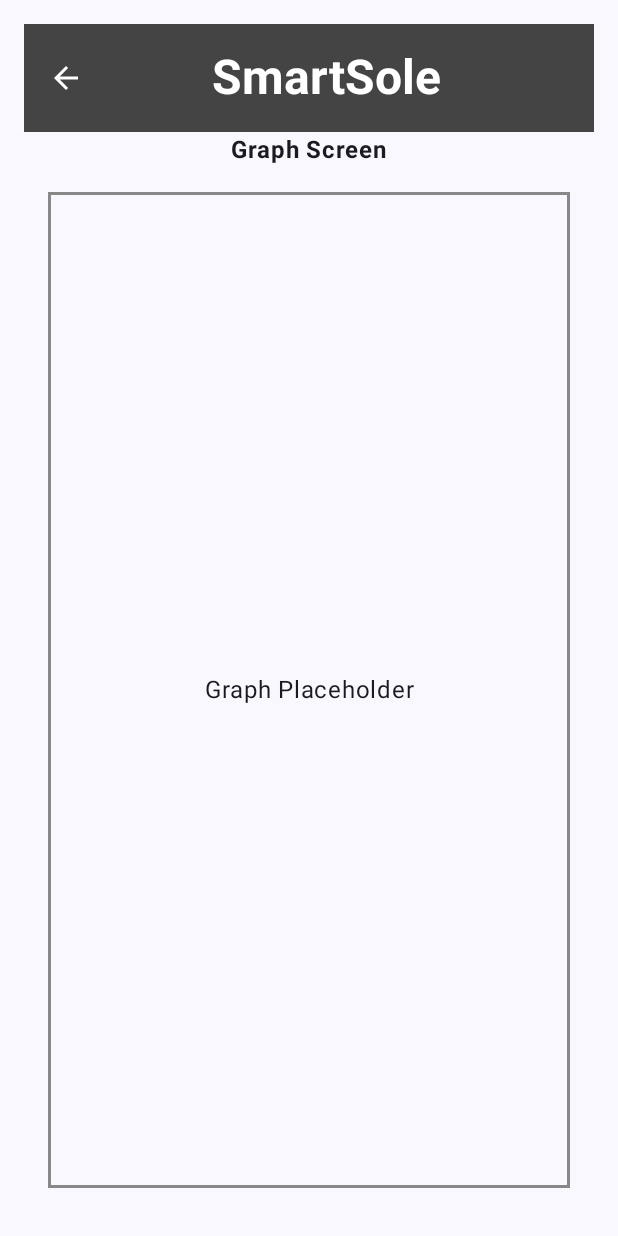
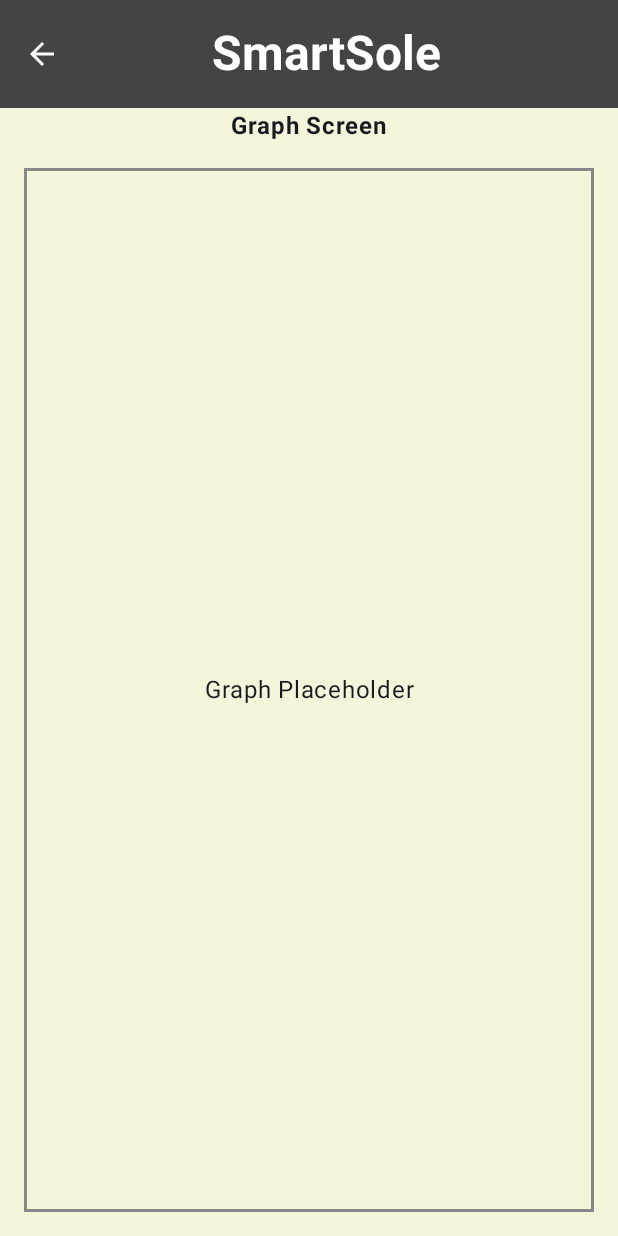
Before and after one commit to engineeralison/SmartSole, an Android app built with Jetpack Compose: the GraphScreen screen opened through its navigation route, on a phone screen of 412 x 824 dp. Run offline under Robolectric (Android 15) with nearby library versions, the phone set to English and light mode, and no system bars.

```diff
--- /dev/null
+++ b/app/src/main/java/com/example/smartsole/DataCollection.kt
@@ -0,0 +1 @@
+package com.example.smartsole
--- a/app/src/main/java/com/example/smartsole/GraphScreen.kt
+++ b/app/src/main/java/com/example/smartsole/GraphScreen.kt
@@ -1,5 +1,6 @@
 package com.example.smartsole
 
+import androidx.compose.foundation.background
 import androidx.compose.foundation.layout.Arrangement
 import androidx.compose.foundation.layout.Column
 import androidx.compose.foundation.layout.fillMaxSize
@@ -11,6 +12,7 @@ import androidx.compose.ui.Modifier
 import androidx.compose.ui.text.font.FontWeight
 import androidx.compose.ui.unit.dp
 import com.example.smartsole.Header
+import com.example.smartsole.ui.theme.Beige
 
 /*
 * This code uses the `Header` composable and the `Graph` composable.
@@ -22,9 +24,8 @@ fun GraphScreen(onBackClicked: () -> Unit, modifier: Modifier = Modifier) {
     Column(
         modifier = modifier
             .fillMaxSize()
-            .padding(16.dp),
-        horizontalAlignment = Alignment.CenterHorizontally,
-        verticalArrangement = Arrangement.Top
+            .background(Beige),
+        horizontalAlignment = Alignment.CenterHorizontally
     ) {
         Header(onBackClicked = onBackClicked)
         Text(text = "Graph Screen", fontWeight = FontWeight.Bold)
--- a/app/src/main/java/com/example/smartsole/LandingScreen.kt
+++ b/app/src/main/java/com/example/smartsole/LandingScreen.kt
@@ -1,72 +1,83 @@
 package com.example.smartsole
 
 import androidx.compose.foundation.Image
-import androidx.compose.foundation.layout.Arrangement
-import androidx.compose.foundation.layout.Column
-import androidx.compose.foundation.layout.Spacer
-import androidx.compose.foundation.layout.fillMaxSize
-import androidx.compose.foundation.layout.fillMaxWidth
-import androidx.compose.foundation.layout.padding
+import androidx.compose.material3.*
+import androidx.compose.foundation.background
+import androidx.compose.foundation.layout.*
 import androidx.compose.material3.Button
+import androidx.compose.material3.ButtonDefaults
 import androidx.compose.material3.MaterialTheme
 import androidx.compose.material3.Text
 import androidx.compose.runtime.Composable
 import androidx.compose.ui.Alignment
 import androidx.compose.ui.Modifier
+import androidx.compose.ui.graphics.Color
+import androidx.compose.ui.layout.ContentScale
 import androidx.compose.ui.res.painterResource
 import androidx.compose.ui.res.stringResource
 import androidx.compose.ui.text.font.FontWeight
+import androidx.compose.ui.text.style.TextAlign
 import androidx.compose.ui.unit.dp
 import com.example.smartsole.Header
+import com.example.smartsole.ui.theme.Beige
 
 @Composable
 fun LandingScreen(
-    onViewPressurePlotClicked: () -> Unit,
-    onViewPressureDataClicked: () -> Unit,
+    onGetStartedClicked: () -> Unit, // Changed parameter name
     modifier: Modifier = Modifier
 ) {
     Column(
         modifier = modifier
             .fillMaxSize()
-            .padding(16.dp),
-        horizontalAlignment = Alignment.CenterHorizontally,
-        verticalArrangement = Arrangement.Center
-    ) {
-        Header()
-
-        Spacer(modifier = Modifier.padding(16.dp))
-
-        Text(
-            text = "Welcome User!",
-            style = MaterialTheme.typography.headlineMedium,
-            fontWeight = FontWeight.Bold
+            .background(Beige), // Apply the beige background
+        horizontalAlignment = Alignment.CenterHorizontally
+    )  {
+        // Image filling the top half
+        Image(
+            painter = painterResource(id = R.drawable.icon), // Assuming your image is named smartsole
+            contentDescription = stringResource(R.string.icon_description),
+            modifier = Modifier
+                .fillMaxWidth()
+                .weight(0.6f), // Make image fill 60% of parent height
+            contentScale = ContentScale.Crop // Crop the image to fill the bounds
         )
 
-        Spacer(modifier = Modifier.padding(16.dp))
-        Image(
-            painter = painterResource(id = R.drawable.footprint),
-            contentDescription = stringResource(R.string.footprint_description)
-        )
-        Spacer(modifier = Modifier.padding(16.dp))
-
-        Button(
-            onClick = onViewPressurePlotClicked,
+        // Content below the image
+        Column(
             modifier = Modifier
                 .fillMaxWidth()
-                .padding(16.dp) // Added padding and fillMaxWidth
+                .weight(0.40f) // Content fills the bottom 50%
+                .padding(16.dp),
+            horizontalAlignment = Alignment.CenterHorizontally,
+            verticalArrangement = Arrangement.SpaceEvenly // Distribute space evenly
         ) {
-            Text(text = "View Pressure Plot", style = MaterialTheme.typography.headlineSmall) // Added a style
-        }
+            // "Welcome to Smart Sole" title
+            Text(
+                text = "Welcome to Smart Sole",
+                style = MaterialTheme.typography.headlineLarge,
+                fontWeight = FontWeight.Bold,
+                textAlign = TextAlign.Center,
+                modifier = Modifier.padding(bottom = 4.dp)
+            )
 
-        Spacer(modifier = Modifier.padding(8.dp))
+            // Mini description
+            Text(
+                text = "Your real-time foot movement companion. Track pressure, optimize your gait, and prevent injury.",
+                style = MaterialTheme.typography.bodyMedium,
+                textAlign = TextAlign.Center,
+                modifier = Modifier.padding(bottom = 4.dp)
+            )
 
-        Button(
-            onClick = onViewPressureDataClicked,
-            modifier = Modifier
-                .fillMaxWidth()
-                .padding(16.dp) // Added padding and fillMaxWidth
-        ) {
-            Text(text = "View Pressure Data", style = MaterialTheme.typography.headlineSmall) // Added a style
+            // "Get Started" button
+            Button(
+                onClick = onGetStartedClicked,
+                modifier = Modifier
+                    .fillMaxWidth()
+                    .height(56.dp), // Give the button a fixed height
+                colors = ButtonDefaults.buttonColors(containerColor = Color.Black) // Black background
+            ) {
+                Text("Get Started", color = Color.White) // White text
+            }
         }
     }
 }
--- a/app/src/main/java/com/example/smartsole/Navigation.kt
+++ b/app/src/main/java/com/example/smartsole/Navigation.kt
@@ -5,32 +5,45 @@ import androidx.navigation.compose.NavHost
 import androidx.navigation.compose.composable
 import androidx.navigation.compose.rememberNavController
 
-// Below are the current three different screens for our app
-// Landing: landing page that user first approaches
-// Graph: contains the pressure mapping of foot
-// Data: contains just general basic data chart of data
 enum class Screen {
     Landing,
+    Home,
     Graph,
     Data
 }
 
-// Manages transitions from different screens
 @Composable
 fun Navigation() {
     val navController = rememberNavController()
     NavHost(navController = navController, startDestination = Screen.Landing.name) {
         composable(Screen.Landing.name) {
             LandingScreen(
-                onViewPressurePlotClicked = { navController.navigate(Screen.Graph.name) },
-                onViewPressureDataClicked = { navController.navigate(Screen.Data.name) }
+                // "Get Started" button now navigates to the Home screen
+                onGetStartedClicked = { navController.navigate(Screen.Home.name) }
+            )
+        }
+        composable(Screen.Home.name) {
+            // Composable for the new Home screen
+            HomePage(
+                // "Start Recording Data" button (define navigation later if needed)
+                onStartRecordingClicked = { /* TODO: Implement navigation for Start Recording */ },
+                // "View Graph" button navigates to the Graph screen
+                onViewGraphClicked = { navController.navigate(Screen.Graph.name) },
+                // Back button on Home navigates back to Landing
+                onBackClicked = { navController.navigate(Screen.Landing.name) }
             )
         }
         composable(Screen.Graph.name) {
-            GraphScreen(onBackClicked = { navController.navigate(Screen.Landing.name) })
+            GraphScreen(
+                // Back button on Graph now navigates back to Home
+                onBackClicked = { navController.navigate(Screen.Home.name) }
+            )
         }
         composable(Screen.Data.name) {
-            DataScreen(onBackClicked = { navController.navigate(Screen.Landing.name) })
+            DataScreen(
+                // Back button on Data now navigates back to Home
+                onBackClicked = { navController.navigate(Screen.Home.name) }
+            )
         }
     }
 }
--- a/app/src/main/java/com/example/smartsole/ui/theme/Color.kt
+++ b/app/src/main/java/com/example/smartsole/ui/theme/Color.kt
@@ -9,3 +9,6 @@ val Pink80 = Color(0xFFEFB8C8)
 val Purple40 = Color(0xFF6650a4)
 val PurpleGrey40 = Color(0xFF625b71)
 val Pink40 = Color(0xFF7D5260)
+
+// Define your beige color here
+val Beige = Color(0xFFF5F5DC) // A common hex code for beige
--- a/app/src/main/res/values/strings.xml
+++ b/app/src/main/res/values/strings.xml
@@ -1,5 +1,5 @@
 <resources>
     <string name="app_name">SmartSole</string>
     <string name="welcome_message">Welcome to the Smart Shoe App!</string>
-    <string name="footprint_description">Smartsole image</string>
+    <string name="icon_description">Landing Page image</string>
 </resources>
```
Also changed, not shown: app/build.gradle.kts (+12 -2 lines), app/src/main/java/com/example/smartsole/DataScreen.kt (+4 -3 lines), app/src/main/java/com/example/smartsole/HomePage.kt (added, +132 -0 lines).
